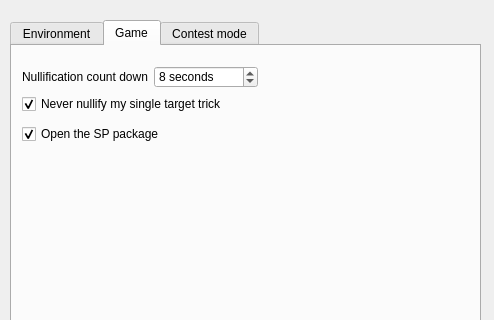
wy19890204/Shuihusha, file src/dialog/configdialog.ui: the form before one commit; both pictures show x 0 to 494 and y 0 to 320 of the 494 by 534 pixel window.
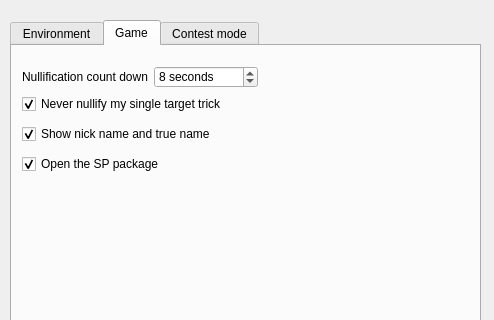
The form after the commit. The open tabs and pages were chosen to show the change.

The edit to the form file:
```diff
--- a/src/dialog/configdialog.ui
+++ b/src/dialog/configdialog.ui
@@ -508,11 +508,27 @@
       <bool>true</bool>
      </property>
     </widget>
-    <widget class="QCheckBox" name="spOpen">
+    <widget class="QCheckBox" name="showAllName">
      <property name="geometry">
       <rect>
        <x>10</x>
        <y>80</y>
+       <width>239</width>
+       <height>16</height>
+      </rect>
+     </property>
+     <property name="text">
+      <string>Show nick name and true name</string>
+     </property>
+     <property name="checked">
+      <bool>true</bool>
+     </property>
+    </widget>
+    <widget class="QCheckBox" name="spOpen">
+     <property name="geometry">
+      <rect>
+       <x>10</x>
+       <y>110</y>
        <width>239</width>
        <height>16</height>
       </rect>
```
